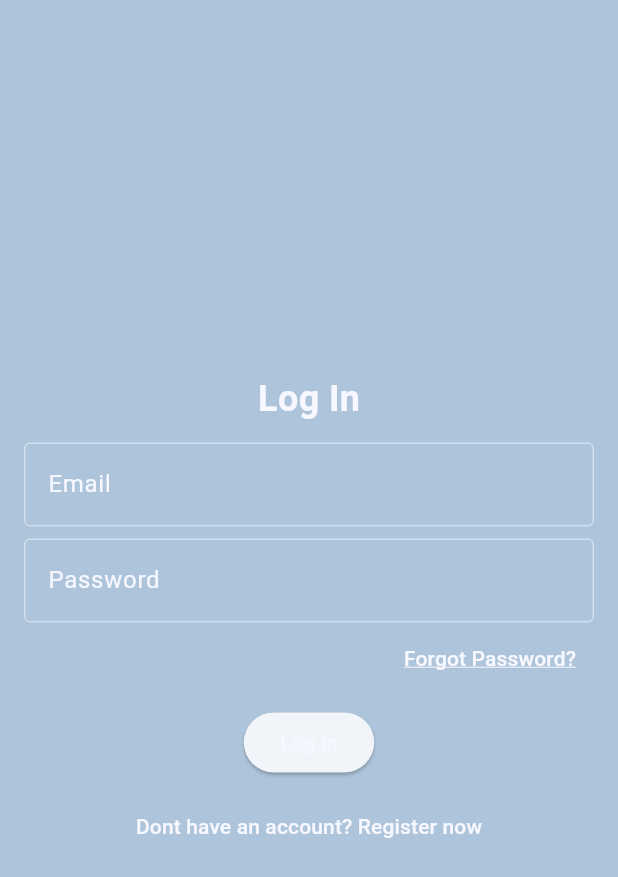
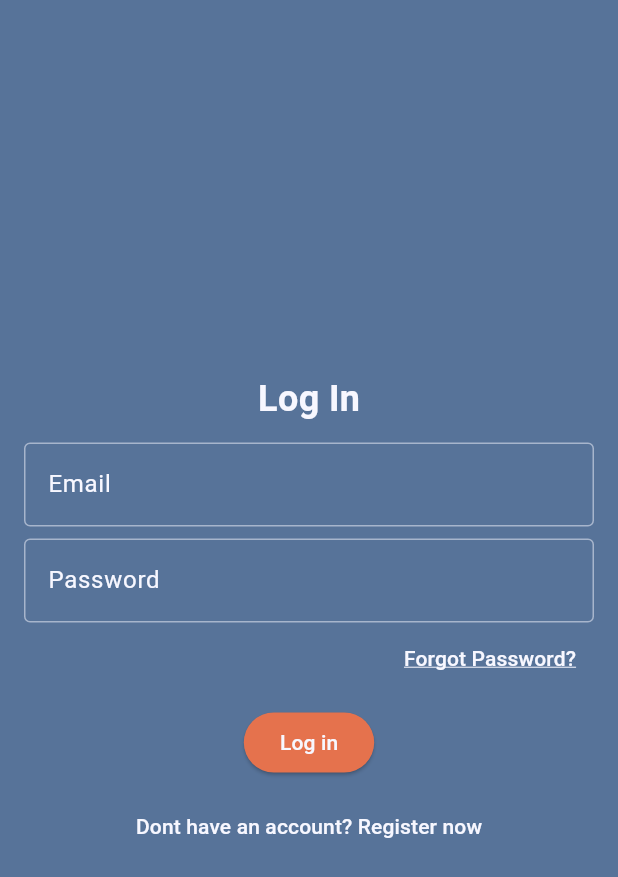
Before and after one commit to Tlemondy/PepperTree, a Flutter app: the screen it shows after launch, after a tap on "Get Started", on a phone screen of 412 x 824 dp. Shown: the top 877 px of the screen. Run offline on Flutter 3.47's test engine with Material 3 defaults, Android fonts, the light colour scheme and no system bars; our stand-ins replace flutter_riverpod, go_router.

Commit message:
wip: tabs added - ui updated

```diff
--- a/lib/config/router_config.dart
+++ b/lib/config/router_config.dart
@@ -3,6 +3,7 @@ import 'package:go_router/go_router.dart';
 import 'package:pepper_tree/pages/login/login_page.dart';
 import 'package:pepper_tree/pages/register/register_page.dart';
 import 'package:pepper_tree/pages/welcome/welcome_page.dart';
+import 'package:pepper_tree/tabs_base.dart';
 
 class AppRouter {
   static final _mainNavKey = GlobalKey<NavigatorState>();
@@ -22,6 +23,10 @@ class AppRouter {
         path: '/register',
         builder: (context, state) => const RegisterPage(),
       ),
+      GoRoute(
+        path: '/home',
+        builder: (context, state) => TabsBase(),
+      ),
     ],
   );
 }
--- a/lib/pages/login/login_page.dart
+++ b/lib/pages/login/login_page.dart
@@ -95,13 +95,19 @@ class LoginPage extends ConsumerWidget {
               ),
               const SizedBox(height: 8),
               ElevatedButton(
-                  onPressed: () {},
-                  child: Text(
-                    'Log in',
-                    style: TextStyle(
-                      color: Theme.of(context).colorScheme.onSurface,
-                    ),
-                  )),
+                style: ElevatedButton.styleFrom(
+                  backgroundColor: Theme.of(context).colorScheme.tertiary,
+                ),
+                onPressed: () {
+                  GoRouter.of(context).go('/home');
+                },
+                child: Text(
+                  'Log in',
+                  style: TextStyle(
+                    color: Theme.of(context).colorScheme.onSurface,
+                  ),
+                ),
+              ),
               const SizedBox(height: 8),
               TextButton(
                 onPressed: () {
--- a/lib/pages/register/register_page.dart
+++ b/lib/pages/register/register_page.dart
@@ -132,13 +132,17 @@ class RegisterPage extends ConsumerWidget {
               ),
               const SizedBox(height: 20),
               ElevatedButton(
+                style: ElevatedButton.styleFrom(
+                  backgroundColor: Theme.of(context).colorScheme.tertiary,
+                ),
                 onPressed: () {},
                 child: Text(
                   'Sign Up',
                   style: TextStyle(
                     color: Theme.of(context).colorScheme.onSurface,
                   ),
-                  )),
+                ),
+              ),
               const SizedBox(height: 8),
               TextButton(
                 onPressed: () {
--- a/lib/pages/welcome/welcome_page.dart
+++ b/lib/pages/welcome/welcome_page.dart
@@ -58,14 +58,15 @@ class WelcomePage extends ConsumerWidget {
               ),
             ),
             const Spacer(),
-            Column(
-              children: [
             SizedBox(
               width: _width <= 600 ? 150 : 350,
               child: ElevatedButton(
                 onPressed: () {
                   GoRouter.of(context).push('/login');
                 },
+                style: ElevatedButton.styleFrom(
+                  backgroundColor: Theme.of(context).colorScheme.tertiary,
+                ),
                 child: Text(
                   'Get Started',
                   style: TextStyle(
@@ -73,8 +74,6 @@ class WelcomePage extends ConsumerWidget {
                   ),
                 ),
               ),
-                ),
-              ],
             ),
             const SizedBox(
               height: 40,
--- /dev/null
+++ b/lib/providers/tabs_provider.dart
@@ -0,0 +1,5 @@
+import 'package:flutter_riverpod/flutter_riverpod.dart';
+
+final tabsProvider = StateProvider<int>((ref) {
+  return 0;
+});
--- a/lib/utils/color_utils.dart
+++ b/lib/utils/color_utils.dart
@@ -3,17 +3,21 @@ import 'package:flutter/material.dart';
 final lightColorScheme = ColorScheme.fromSeed(
   seedColor: const Color(0xFFBDD5EA),
   brightness: Brightness.light,
-  surface: const Color(0xFFADC4DA),
+  surface: const Color(0xFF577399),
   primary: const Color(0xFFAEE0FF),
+  secondary: const Color(0xFF9FCEDD),
   onSurface: const Color(0xFFF7F7FF),
   onPrimary: const Color(0xFFAEE0FF),
+  tertiary: const Color(0xFFE5724D),
 );
 
 final darkColorScheme = ColorScheme.fromSeed(
   seedColor: const Color(0xFFBDD5EA),
   brightness: Brightness.dark,
-  surface: const Color(0xFFADC4DA),
+  surface: const Color(0xFF577399),
   primary: const Color(0xFFAEE0FF),
+  secondary: const Color(0xFF9FCEDD),
   onSurface: const Color(0xFFF7F7FF),
   onPrimary: const Color(0xFFAEE0FF),
+  tertiary: const Color(0xFFE5724D),
 );
```
Also changed, not shown: lib/pages/categories/categories_page.dart (added, +38 -0 lines), lib/pages/home/home_page.dart (added, +38 -0 lines), lib/tabs_base.dart (added, +56 -0 lines). Lines whose indentation alone changed are shown as unchanged.
